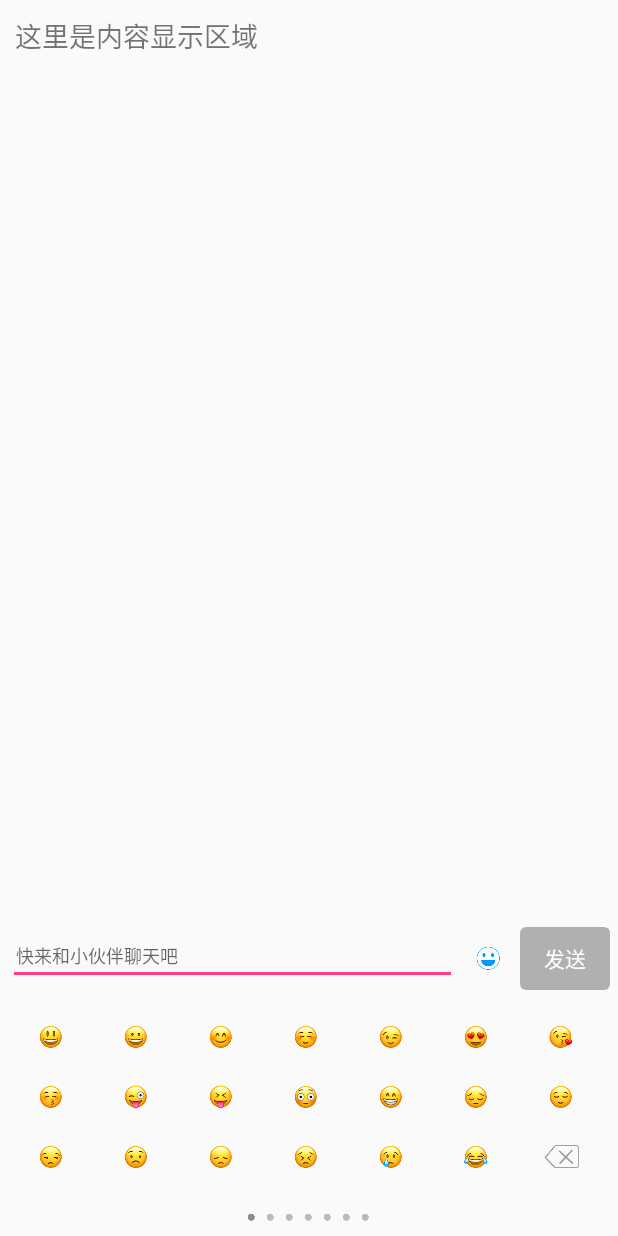
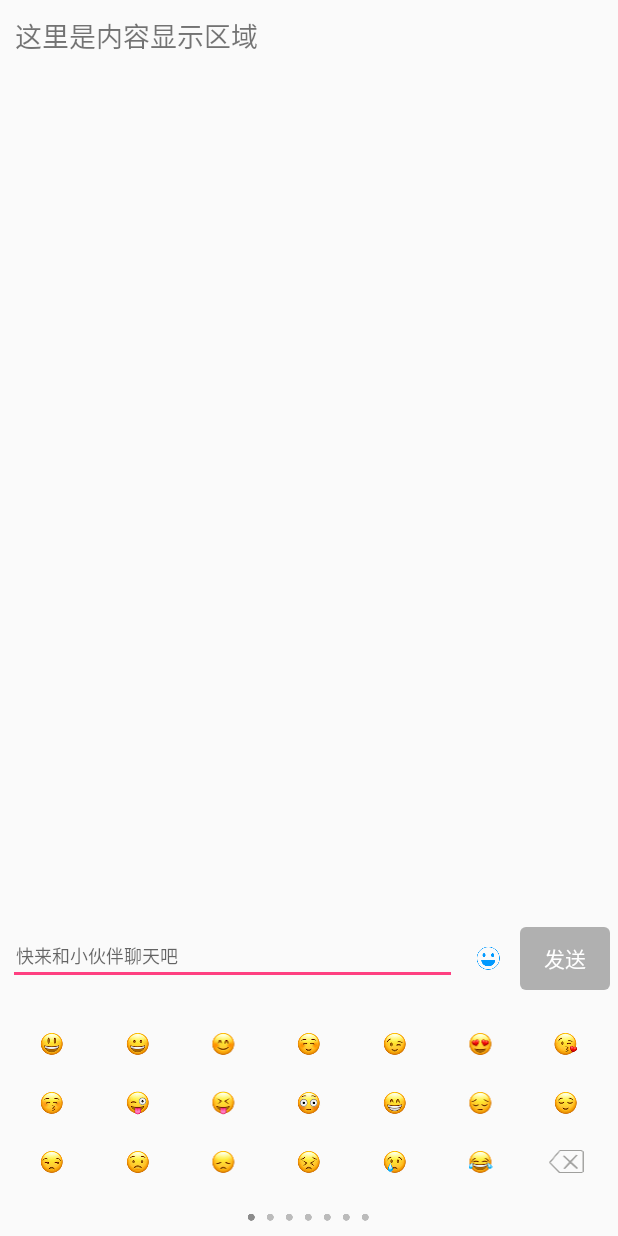
Before and after one commit to OneGreenHand/Emoji, an Android app: the screen it shows after launch (MainActivity), after a tap on an icon or button, on a phone screen of 412 x 824 dp. Run offline under Robolectric (Android 15) with nearby library versions, the phone set to English and light mode, and no system bars.

Commit message:
修改适配器、去除无用资源
升级版本、gridview变更为recycleview，删除无用资源

```diff
--- a/app/build.gradle
+++ b/app/build.gradle
@@ -4,7 +4,7 @@ android {
     compileSdkVersion 28
     defaultConfig {
         applicationId "com.green.hand.emoji"
-        minSdkVersion 18
+        minSdkVersion 14
         targetSdkVersion 28
         versionCode 1
         versionName "1.0"
@@ -21,6 +21,6 @@ android {
 
 dependencies {
     implementation fileTree(include: ['*.jar'], dir: 'libs')
-    implementation 'com.android.support:appcompat-v7:24.1.1'
+    implementation 'com.android.support:appcompat-v7:28.0.0'
     implementation project(':library')
 }
--- a/app/src/main/java/com/green/hand/MainActivity.java
+++ b/app/src/main/java/com/green/hand/MainActivity.java
@@ -4,6 +4,7 @@ import android.os.Bundle;
 import android.support.v7.app.AppCompatActivity;
 import android.view.KeyEvent;
 import android.view.View;
+import android.view.View.OnClickListener;
 import android.widget.ImageView;
 import android.widget.TextView;
 
@@ -15,7 +16,7 @@ import com.green.hand.library.widget.EmojiTextview;
 import static android.view.View.GONE;
 import static android.view.View.VISIBLE;
 
-public class MainActivity extends AppCompatActivity implements View.OnClickListener {
+public class MainActivity extends AppCompatActivity implements OnClickListener {
 
     private EmojiEdittext textEditor;
     private ImageView emojiBtn;
@@ -55,7 +56,6 @@ public class MainActivity extends AppCompatActivity implements View.OnClickListe
         sendBtn.setOnClickListener(this);
     }
 
-
     @Override
     public void onBackPressed() {//监听返回键，如果表情框已显示就隐藏
         if (emojiBoard.getVisibility() == VISIBLE) {
--- a/build.gradle
+++ b/build.gradle
@@ -1,19 +1,20 @@
 buildscript {
 
     repositories {
+        mavenCentral()
+        jcenter()
         google()
-        jcenter()
     }
     dependencies {
-        classpath 'com.android.tools.build:gradle:3.2.1'
+        classpath 'com.android.tools.build:gradle:3.4.0'
         classpath 'com.github.dcendents:android-maven-gradle-plugin:2.1'
     }
 }
 
 allprojects {
     repositories {
+        jcenter()
         google()
-        jcenter()
     }
 }
 
--- a/library/build.gradle
+++ b/library/build.gradle
@@ -4,7 +4,7 @@ group='com.github.OneGreenHand'
 android {
     compileSdkVersion 28
     defaultConfig {
-        minSdkVersion 15
+        minSdkVersion 14
         targetSdkVersion 28
         versionCode 1
         versionName "1.0"
@@ -23,5 +23,6 @@ android {
 
 dependencies {
     implementation fileTree(dir: 'libs', include: ['*.jar'])
-    implementation 'com.android.support:appcompat-v7:24.1.1'
+    implementation 'com.android.support:appcompat-v7:28.0.0'
+    implementation 'com.android.support:recyclerview-v7:28.0.0'
 }
--- a/library/src/main/java/com/green/hand/library/EmojiGridAdapter.java
+++ b/library/src/main/java/com/green/hand/library/EmojiGridAdapter.java
@@ -1,6 +1,9 @@
 package com.green.hand.library;
 
 import android.content.Context;
+import android.support.annotation.NonNull;
+import android.support.v7.widget.RecyclerView;
+import android.view.Gravity;
 import android.view.LayoutInflater;
 import android.view.View;
 import android.view.ViewGroup;
@@ -8,12 +11,24 @@ import android.widget.Adapter;
 import android.widget.BaseAdapter;
 import android.widget.GridView;
 import android.widget.ImageView;
+import android.widget.LinearLayout;
+import android.widget.RelativeLayout;
+import android.widget.TextView;
 
 import java.util.List;
 
-public class EmojiGridAdapter extends BaseAdapter {
+public class EmojiGridAdapter extends RecyclerView.Adapter<RecyclerView.ViewHolder> {
     private Context context;
-    List<Integer> resList;
+    List<Integer> resList = null;
+    private EmojiClick emojiClick;
+
+    public void setOnEmojiClick(EmojiClick emojiClick) {
+        this.emojiClick = emojiClick;
+    }
+
+    public interface EmojiClick {
+        void onClick(int position);
+    }
 
     public EmojiGridAdapter(Context context) {
         this.context = context;
@@ -23,32 +38,47 @@ public class EmojiGridAdapter extends BaseAdapter {
         resList = list;
     }
 
+    //创建ViewHolder并返回，后续item布局里控件都是从ViewHolder中取出
     @Override
-    public int getCount() {
+    public RecyclerView.ViewHolder onCreateViewHolder(@NonNull ViewGroup parent, int viewType) {
+        ImageView img = new ImageView(context);
+        RecyclerView.ViewHolder holder = new MyHolder(img);
+        return holder;
+    }
+
+    //通过方法提供的ViewHolder，将数据绑定到ViewHolder中
+    @Override
+    public void onBindViewHolder(@NonNull final RecyclerView.ViewHolder viewHolder, final int position) {
+        LinearLayout.LayoutParams layoutParams = new LinearLayout.LayoutParams(LinearLayout.LayoutParams.MATCH_PARENT, LinearLayout.LayoutParams.WRAP_CONTENT);
+        layoutParams.gravity = Gravity.CENTER;
+        layoutParams.topMargin = (int) (10 * context.getResources().getDisplayMetrics().density + 0.5f);
+        ((MyHolder) viewHolder).img.setLayoutParams(layoutParams);
+        ((MyHolder) viewHolder).img.setPadding(10, 10, 10, 10);
+        ((MyHolder) viewHolder).img.setImageResource(resList.get(position));
+        ((MyHolder) viewHolder).img.setOnClickListener(new View.OnClickListener() {
+            @Override
+            public void onClick(View v) {
+                if (emojiClick != null)
+                    emojiClick.onClick(position);
+            }
+        });
+    }
+
+    //获取数据源总的条数
+    @Override
+    public int getItemCount() {
         return resList.size();
     }
 
-    @Override
-    public Object getItem(int position) {
-        return position;
-    }
+    /**
+     * 自定义的ViewHolder
+     */
+    class MyHolder extends RecyclerView.ViewHolder {
+        ImageView img;
 
-    @Override
-    public long getItemId(int position) {
-        return 0;
-    }
-
-    @Override
-    public View getView(int position, View convertView, ViewGroup parent) {
-        ViewGroup view;
-        if (convertView == null) {
-            view = (ViewGroup) LayoutInflater.from(context).inflate(R.layout.input_emoji_griditem, null);
-            view.setLayoutParams(new GridView.LayoutParams(ViewGroup.LayoutParams.MATCH_PARENT, (int) (40 * context.getResources().getDisplayMetrics().density + 0.5f)));
-        } else {
-            view = (ViewGroup) convertView;
+        public MyHolder(ImageView itemView) {
+            super(itemView);
+            img = itemView;
         }
-        ImageView image = (ImageView) view.findViewById(R.id.image);
-        image.setImageResource(resList.get(position));
-        return view;
     }
 }
--- a/library/src/main/java/com/green/hand/library/widget/EmojiBoard.java
+++ b/library/src/main/java/com/green/hand/library/widget/EmojiBoard.java
@@ -4,6 +4,8 @@ import android.content.Context;
 import android.content.res.TypedArray;
 import android.support.v4.view.PagerAdapter;
 import android.support.v4.view.ViewPager;
+import android.support.v7.widget.GridLayoutManager;
+import android.support.v7.widget.RecyclerView;
 import android.util.AttributeSet;
 import android.view.LayoutInflater;
 import android.view.View;
@@ -93,7 +95,8 @@ public class EmojiBoard extends LinearLayout {
         public EmojiPageAdapter() {
             int pageSize = EmojiUtil.getPageSize();
             for (int i = 0; i < pageSize; i++) {
-                GridView gridView = (GridView) LayoutInflater.from(getContext()).inflate(R.layout.input_emoji_gridview, null);
+                RecyclerView recyclerView = new RecyclerView(context);
+                recyclerView.setLayoutManager(new GridLayoutManager(context, 7));
                 final EmojiGridAdapter adapter = new EmojiGridAdapter(context);
                 int start = i * (EmojiUtil.getOnePageSize());
                 int endIndex = (i + 1) * (EmojiUtil.getOnePageSize());
@@ -108,13 +111,13 @@ public class EmojiBoard extends LinearLayout {
                 else
                     list.add(deleteIcon);
                 adapter.setResList(list);
-                gridView.setAdapter(adapter);
-                gridView.setOnItemClickListener(new AdapterView.OnItemClickListener() {
+                recyclerView.setAdapter(adapter);
+                adapter.setOnEmojiClick(new EmojiGridAdapter.EmojiClick() {
                     @Override
-                    public void onItemClick(AdapterView<?> parent, View view, int position, long id) {
+                    public void onClick(int position) {
                         if (listener != null) {
                             String code = "";
-                            if (position == adapter.getCount() - 1) {//点击的为每页最后一个数据，即为删除按钮
+                            if (position == adapter.getItemCount() - 1) {//点击的为每页最后一个数据，即为删除按钮
                                 code = "/DEL";
                             } else {
                                 int pos = viewPager.getCurrentItem() * (EmojiUtil.getOnePageSize()) + position;
@@ -127,7 +130,7 @@ public class EmojiBoard extends LinearLayout {
                         }
                     }
                 });
-                viewContainer.add(gridView);
+                viewContainer.add(recyclerView);
             }
         }
 
--- a/library/src/main/java/com/green/hand/library/widget/EmojiTextview.java
+++ b/library/src/main/java/com/green/hand/library/widget/EmojiTextview.java
@@ -2,16 +2,16 @@ package com.green.hand.library.widget;
 
 import android.content.Context;
 import android.content.res.TypedArray;
-import android.support.v7.widget.AppCompatTextView;
 import android.text.SpannableStringBuilder;
 import android.text.TextUtils;
 import android.text.style.DynamicDrawableSpan;
 import android.util.AttributeSet;
+import android.widget.TextView;
 
 import com.green.hand.library.EmojiconHandler;
 import com.green.hand.library.R;
 
-public class EmojiTextview extends AppCompatTextView {
+public class EmojiTextview extends TextView {
     private int mEmojiconSize;
     private int mEmojiconAlignment;
     private int mEmojiconTextSize;
--- a/library/src/main/res/layout/input_emoji_griditem.xml
+++ /dev/null
@@ -1,12 +0,0 @@
-<?xml version="1.0" encoding="utf-8"?>
-<RelativeLayout
-    xmlns:android="http://schemas.android.com/apk/res/android"
-    android:layout_width="match_parent"
-    android:layout_height="match_parent">
-
-    <ImageView
-        android:id="@+id/image"
-        android:layout_width="wrap_content"
-        android:layout_height="wrap_content"
-        android:layout_centerInParent="true"/>
-</RelativeLayout>
--- a/library/src/main/res/layout/input_emoji_gridview.xml
+++ /dev/null
@@ -1,10 +0,0 @@
-<?xml version="1.0" encoding="utf-8"?>
-<GridView
-    xmlns:android="http://schemas.android.com/apk/res/android"
-    android:layout_width="match_parent"
-    android:layout_height="match_parent"
-    android:columnWidth="32dp"
-    android:numColumns="7"
-    android:stretchMode="columnWidth"
-    android:listSelector="@null"
-    android:gravity="center"/>
```
Also changed, not shown: gradle/wrapper/gradle-wrapper.properties.
